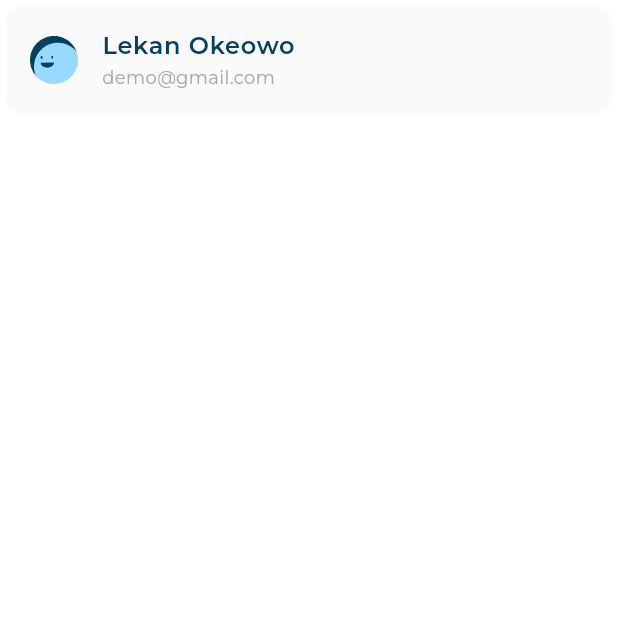
After one commit to Kerolos163/responsive_dash_board, a Flutter app: the DesktopLayout screen opened directly, on a phone screen of 412 x 824 dp, the top half of it. The commit adds this screen. Run offline on Flutter 3.47's test engine with Material 3 defaults, Android fonts, the phone set to English and light mode, and no system bars; our stand-ins replace flutter_svg; project files that could hold a hidden picture were left out.

Commit message:
Create ContainerInfo

```diff
--- /dev/null
+++ b/lib/utils/app_color.dart
@@ -0,0 +1,6 @@
+import 'package:flutter/material.dart';
+
+abstract class AppColor {
+  static const Color lightKrey = Color(0xffFAFAFA);
+  static const Color grey = Color(0xffAAAAAA);
+}
--- a/lib/utils/app_image.dart
+++ b/lib/utils/app_image.dart
@@ -8,6 +8,10 @@ class Assets {
   /// Assets for imagesAvatar2
   /// assets/images/avatar2.svg
   static const String imagesAvatar2 = "assets/images/avatar2.svg";
+
+  /// Assets for imagesAvatar3
+  /// assets/images/avatar3.svg
+  static const String imagesAvatar3 = "assets/images/avatar3.svg";
 
   /// Assets for imagesBalance
   /// assets/images/Balance.svg
--- a/lib/utils/app_styles.dart
+++ b/lib/utils/app_styles.dart
@@ -4,59 +4,69 @@ abstract class AppStyles {
   static const styleRegular12 = TextStyle(
     fontSize: 12,
     fontWeight: FontWeight.w400,
+    fontFamily: 'Montserrat',
     color: Color(0xffAAAAAA),
   );
 
   static const styleRegular14 = TextStyle(
     fontSize: 14,
     fontWeight: FontWeight.w400,
+    fontFamily: 'Montserrat',
     color: Color(0xffAAAAAA),
   );
 
   static const styleRegular16 = TextStyle(
     fontSize: 16,
     fontWeight: FontWeight.w400,
+    fontFamily: 'Montserrat',
     color: Color(0xff064060),
   );
 
   static const styleMedium16 = TextStyle(
     fontSize: 16,
     fontWeight: FontWeight.w500,
+    fontFamily: 'Montserrat',
     color: Color(0xff064060),
   );
 
   static const styleSemiBold16 = TextStyle(
     fontSize: 16,
     fontWeight: FontWeight.w600,
+    fontFamily: 'Montserrat',
     color: Color(0xff064060),
   );
   static const styleBold16 = TextStyle(
     fontSize: 16,
     fontWeight: FontWeight.w700,
+    fontFamily: 'Montserrat',
     color: Color(0xff4AB7f2),
   );
 
   static const styleSemiBold18 = TextStyle(
     fontSize: 18,
     fontWeight: FontWeight.w600,
+    fontFamily: 'Montserrat',
     color: Color(0xffFFFFFF),
   );
 
   static const styleSemiBold20 = TextStyle(
     fontSize: 20,
     fontWeight: FontWeight.w600,
+    fontFamily: 'Montserrat',
     color: Color(0xff064060),
   );
 
   static const styleMedium20 = TextStyle(
     fontSize: 20,
     fontWeight: FontWeight.w500,
+    fontFamily: 'Montserrat',
     color: Color(0xffFFFFFF),
   );
 
   static const styleSemiBold24 = TextStyle(
     fontSize: 24,
     fontWeight: FontWeight.w600,
+    fontFamily: 'Montserrat',
     color: Color(0xff4AB7f2),
   );
 }
--- /dev/null
+++ b/lib/views/widget/container_info.dart
@@ -0,0 +1,34 @@
+import 'package:flutter/material.dart';
+import 'package:flutter_svg/svg.dart';
+import 'package:responsive_dash_board/utils/app_color.dart';
+import 'package:responsive_dash_board/utils/app_styles.dart';
+
+class ContainerInfo extends StatelessWidget {
+  const ContainerInfo(
+      {super.key,
+      required this.title,
+      required this.subTitle,
+      required this.img});
+  final String img;
+  final String title;
+  final String subTitle;
+  @override
+  Widget build(BuildContext context) {
+    return Card(
+      color: AppColor.lightKrey,
+      shape: RoundedRectangleBorder(borderRadius: BorderRadius.circular(12)),
+      elevation: 0,
+      child: ListTile(
+        leading: SvgPicture.asset(img),
+        title: Text(
+          title,
+          style: AppStyles.styleSemiBold16,
+        ),
+        subtitle: Text(
+          subTitle,
+          style: AppStyles.styleRegular12,
+        ),
+      ),
+    );
+  }
+}
--- /dev/null
+++ b/lib/views/widget/custom_drawer.dart
@@ -0,0 +1,23 @@
+import 'package:flutter/material.dart';
+import 'package:responsive_dash_board/utils/app_image.dart';
+import 'package:responsive_dash_board/views/widget/container_info.dart';
+
+class CustomDrawer extends StatelessWidget {
+  const CustomDrawer({super.key});
+
+  @override
+  Widget build(BuildContext context) {
+    return Container(
+      color: Colors.white,
+      child: const Column(
+        children: [
+          ContainerInfo(
+            img: Assets.imagesAvatar3,
+            title: "Lekan Okeowo",
+            subTitle: "demo@gmail.com",
+          ),
+        ],
+      ),
+    );
+  }
+}
--- a/lib/views/widget/layouts/desktop_layout.dart
+++ b/lib/views/widget/layouts/desktop_layout.dart
@@ -1,10 +1,17 @@
 import 'package:flutter/material.dart';
+import 'package:responsive_dash_board/views/widget/custom_drawer.dart';
 
 class DesktopLayout extends StatelessWidget {
   const DesktopLayout({super.key});
 
   @override
   Widget build(BuildContext context) {
-    return const Placeholder();
+    return const Scaffold(
+      body: Row(
+        children: [
+          Expanded(child: CustomDrawer()),
+        ],
+      ),
+    );
   }
 }
--- a/pubspec.yaml
+++ b/pubspec.yaml
@@ -35,6 +35,7 @@ dependencies:
   # The following adds the Cupertino Icons font to your application.
   # Use with the CupertinoIcons class for iOS style icons.
   cupertino_icons: ^1.0.2
+  flutter_svg: ^2.0.9
 
 dev_dependencies:
   flutter_test:
@@ -77,7 +78,7 @@ flutter:
   fonts:
     - family: Montserrat
       fonts:
-        - asset: assets/font/Montserrat-VariableFont_wght.ttf
+        - asset: assets/font\Montserrat-Regular.ttf
   #       - asset: fonts/Schyler-Italic.ttf
   #         style: italic
   #   - family: Trajan Pro
```
Also changed, not shown: assets/font/Montserrat-Regular.ttf (added), assets/font/Montserrat-VariableFont_wght.ttf (deleted), assets/images/avatar3.svg (added), pubspec.lock.
